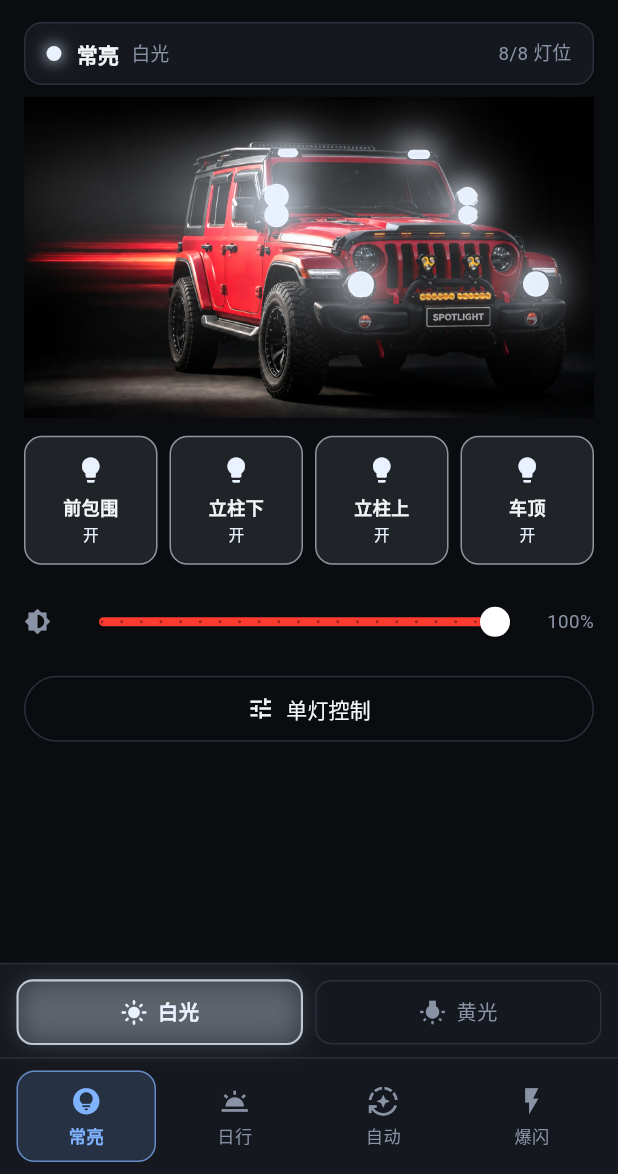
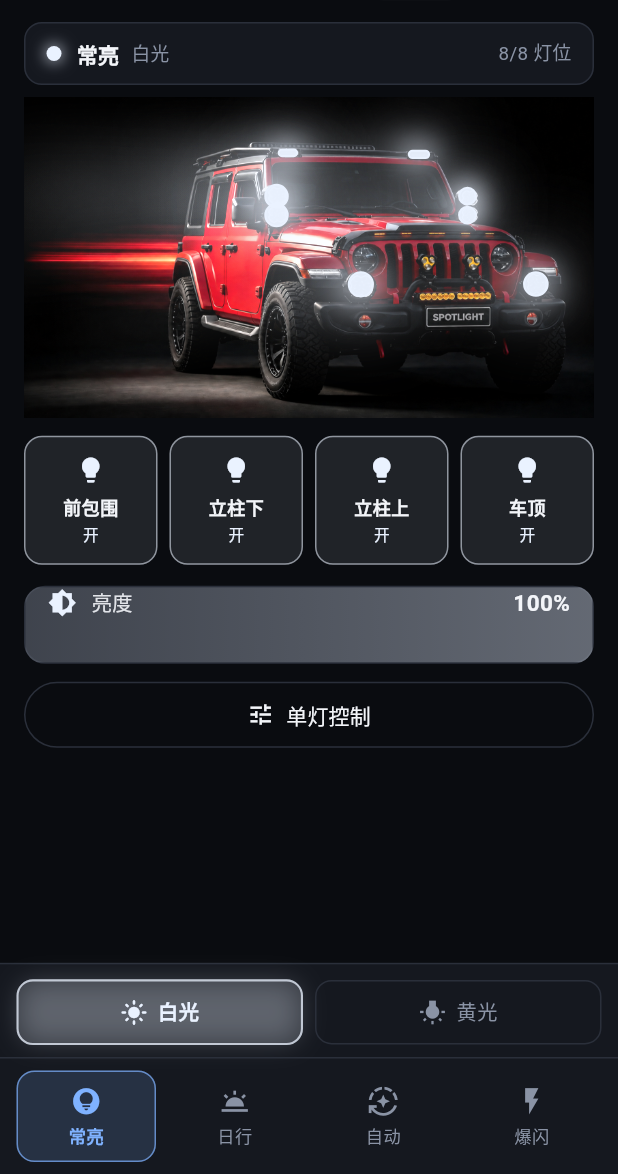
Before and after one commit to 981182547/YueyeShedeng, a Flutter app: the screen it shows after launch, on a phone screen of 412 x 824 dp, the part 62-1236 px from its top. Run offline on Flutter 3.47's test engine with Material 3 defaults, Android fonts, the phone set to English and light mode, and no system bars; our stand-ins replace flutter_blue_plus, permission_handler, shared_preferences.

Commit message:
去掉上报计数显示，亮度换成整条可拖的填充条
计数是排查上报链路用的临时手段，问题解决了就撤掉。
AppState 里的 reportCount / notifyReady 保留，以后要查再挂回界面即可。

亮度条不再用 Material Slider —— 它的触摸目标只有中间那个小圆点，
单手在车上基本抓不住。改成 52dp 高的填充条：条上任意位置按下即生效，
横划连续调，填充用当前灯色，一眼看出调到哪。

拖动会连续触发，每次都发蓝牙会堵住写队列、灯反而跟不上手，
所以下发限流到 120ms 一次（界面仍每次都刷，拖起来依旧跟手），
松手时补发最终值，避免灯停在被限流丢掉的中间值上。

不可调的模式改为显示 effectiveDuty 而不是滑条记忆值，并加锁图标 ——
否则日行模式下会显示上次拖到的 100%，和车上实际的 10% 对不上。

Co-Authored-By: Claude Opus 5 <noreply@anthropic.com>

```diff
--- a/offroad_light/lib/screens/home_screen.dart
+++ b/offroad_light/lib/screens/home_screen.dart
@@ -69,7 +69,7 @@ class HomeScreen extends StatelessWidget {
                   const SizedBox(height: 12),
                   _GroupRow(state: state),
                   const SizedBox(height: 14),
-                  _BrightnessRow(state: state),
+                  _BrightnessBar(state: state),
                   const SizedBox(height: 10),
 
                   OutlinedButton.icon(
@@ -214,45 +214,6 @@ class _StatusBar extends StatelessWidget {
             const SizedBox(width: 6),
             const Icon(Icons.water_drop, size: 15, color: Color(0xFF60A5FA)),
           ],
-          if (state.isConnected) ...[
-            const SizedBox(width: 8),
-            _SyncDot(state: state),
-          ],
-        ],
-      ),
-    );
-  }
-}
-
-/// 上报链路的健康指示。
-///
-/// 车上的语音、光敏、雨滴改了状态,靠设备主动推 0x20 帧过来,界面才跟得上。
-/// 这条链路断了的话界面一切正常、显示的却是过期数据 —— 不给个指示根本发现不了。
-/// 设备每 2 秒兜底推一帧,所以连着的时候计数应该一直在涨。
-class _SyncDot extends StatelessWidget {
-  final AppState state;
-  const _SyncDot({required this.state});
-
-  @override
-  Widget build(BuildContext context) {
-    final (color, icon, text) = !state.notifyReady
-        ? (AppColors.accent, Icons.sync_problem, '未订阅')
-        : state.reportCount == 0
-            ? (Colors.amber, Icons.sync, '等待上报')
-            : (AppColors.online, Icons.sync, '${state.reportCount}');
-
-    return Tooltip(
-      message: !state.notifyReady
-          ? '没订阅上设备的状态上报,车上改了状态这里不会自动刷新'
-          : state.reportCount == 0
-              ? '还没收到过设备上报'
-              : '已收到 ${state.reportCount} 帧设备上报',
-      child: Row(
-        mainAxisSize: MainAxisSize.min,
-        children: [
-          Icon(icon, size: 13, color: color),
-          const SizedBox(width: 3),
-          Text(text, style: TextStyle(fontSize: 11, color: color)),
         ],
       ),
     );
@@ -339,44 +300,113 @@ class _GroupCard extends StatelessWidget {
   }
 }
 
-class _BrightnessRow extends StatelessWidget {
+/// 亮度条:整条都能点、能拖。
+///
+/// 没有用 Material 的 Slider —— 那个的触摸目标只有中间那个小圆点,
+/// 在车上单手操作基本抓不住。这里做成填充条,条上任意位置按下即生效,
+/// 手指横着划就能连续调,触摸高度 52dp。
+class _BrightnessBar extends StatelessWidget {
   final AppState state;
-  const _BrightnessRow({required this.state});
+  const _BrightnessBar({required this.state});
 
   @override
   Widget build(BuildContext context) {
     // 只有常亮模式的亮度是用户说了算。
     // 日行是固定低亮度、自动看光敏、爆闪走节奏表,这三个手动调没有意义。
     final adjustable = state.mode == LightMode.steady;
+    // 不可调的时候显示固件真正在用的那个亮度,而不是滑条记着的值,
+    // 否则日行模式下会显示上次拖到的 100%,和车上看到的对不上。
+    final shown = adjustable ? state.brightness : state.effectiveDuty;
+    final lightColor =
+        state.isYellow ? AppColors.lightYellow : AppColors.lightWhite;
+    final off = state.mode == LightMode.off;
 
-    return Opacity(
-      opacity: adjustable ? 1 : 0.45,
+    return LayoutBuilder(
+      builder: (context, c) {
+        final w = c.maxWidth;
+
+        void applyAt(double dx, {bool commit = false}) {
+          state.setBrightness(((dx / w) * 100).round(), commit: commit);
+        }
+
+        return GestureDetector(
+          behavior: HitTestBehavior.opaque,
+          // 点一下直接跳到该位置,不用非得从滑块开始拖
+          onTapDown:
+              adjustable ? (d) => applyAt(d.localPosition.dx, commit: true) : null,
+          onHorizontalDragUpdate:
+              adjustable ? (d) => applyAt(d.localPosition.dx) : null,
+          onHorizontalDragEnd:
+              adjustable ? (_) => state.commitBrightness() : null,
+          child: Opacity(
+            opacity: adjustable ? 1 : 0.5,
+            child: Container(
+              height: 52,
+              decoration: BoxDecoration(
+                color: AppColors.surfaceHi,
+                borderRadius: BorderRadius.circular(14),
+                border: Border.all(color: AppColors.border),
+              ),
+              clipBehavior: Clip.antiAlias,
+              child: Stack(
+                children: [
+                  // 填充部分:用当前灯色,一眼看出调到哪儿了
+                  Align(
+                    alignment: Alignment.centerLeft,
+                    child: FractionallySizedBox(
+                      widthFactor: (shown / 100).clamp(0.0, 1.0),
+                      heightFactor: 1,
+                      child: DecoratedBox(
+                        decoration: BoxDecoration(
+                          gradient: LinearGradient(
+                            colors: [
+                              lightColor.withValues(alpha: off ? 0.10 : 0.16),
+                              lightColor.withValues(alpha: off ? 0.16 : 0.34),
+                            ],
+                          ),
+                        ),
+                      ),
+                    ),
+                  ),
+                  Padding(
+                    padding: const EdgeInsets.symmetric(horizontal: 15),
                     child: Row(
                       children: [
-          const Icon(Icons.brightness_6, size: 18, color: AppColors.textLo),
-          const SizedBox(width: 8),
-          Expanded(
-            child: Slider(
-              value: state.brightness.toDouble(),
-              min: 0,
-              max: 100,
-              divisions: 20,
-              label: '${state.brightness}%',
-              onChanged: adjustable
-                  ? (v) => state.setBrightness(v.round())
-                  : null,
+                        Icon(Icons.brightness_6,
+                            size: 19,
+                            color: off ? AppColors.textLo : lightColor),
+                        const SizedBox(width: 10),
+                        Text(
+                          '亮度',
+                          style: TextStyle(
+                            fontSize: 13.5,
+                            color: AppColors.textHi.withValues(alpha: 0.9),
                           ),
                         ),
-          SizedBox(
-            width: 40,
-            child: Text(
-              '${state.brightness}%',
-              textAlign: TextAlign.right,
-              style: const TextStyle(color: AppColors.textLo, fontSize: 12.5),
+                        const Spacer(),
+                        // 锁:提示这个模式的亮度是固件定的,不是没反应
+                        if (!adjustable) ...[
+                          const Icon(Icons.lock_outline,
+                              size: 13, color: AppColors.textLo),
+                          const SizedBox(width: 5),
+                        ],
+                        Text(
+                          '$shown%',
+                          style: TextStyle(
+                            fontSize: 15,
+                            fontWeight: FontWeight.w700,
+                            color: off ? AppColors.textLo : AppColors.textHi,
                           ),
                         ),
                       ],
                     ),
+                  ),
+                ],
+              ),
+            ),
+          ),
+        );
+      },
     );
   }
 }
```
Also changed, not shown: offroad_light/lib/state/app_state.dart (+21 -4 lines). Lines whose indentation alone changed are shown as unchanged.
